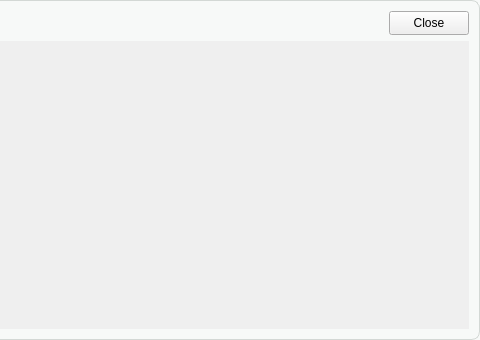
bondanocho123/lassomoir, file SwimlaneWidget.ui: the form before one commit; both pictures show x 420 to 900 and y 0 to 340 of the 900 by 340 pixel window.
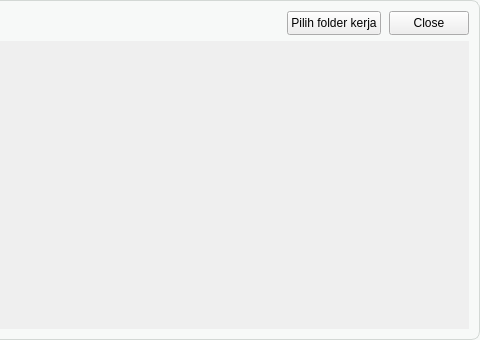
The form after the commit.

Patch:
```diff
--- a/SwimlaneWidget.ui
+++ b/SwimlaneWidget.ui
@@ -74,6 +74,22 @@
        </property>
       </spacer>
      </item>
+     <item>
+      <widget class="QPushButton" name="btnWorkingDir">
+       <property name="minimumSize">
+        <size>
+         <width>75</width>
+         <height>24</height>
+        </size>
+       </property>
+       <property name="cursor">
+        <cursorShape>PointingHandCursor</cursorShape>
+       </property>
+       <property name="text">
+        <string>Pilih folder kerja</string>
+       </property>
+      </widget>
+     </item>
      <item>
       <widget class="QPushButton" name="btnClose">
        <property name="minimumSize">
```
